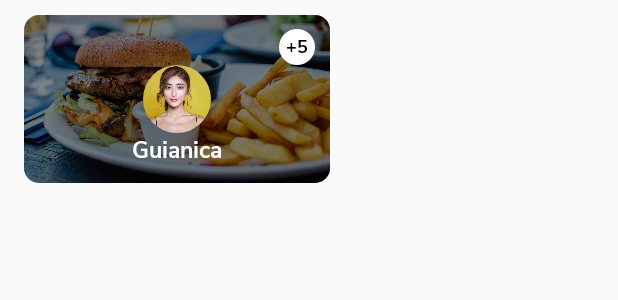
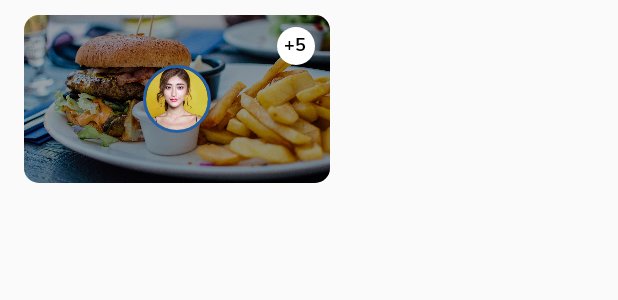
Before and after one commit to Estoico96/GuianicaApp, an Android app: the layout view_offer.xml on its own in the app's theme, with its tools: preview values and no code run, on a phone screen of 412 x 824 dp. Shown: the top 300 px of the screen. Run offline under Robolectric (Android 15) with nearby library versions, the light colour scheme and no system bars.

Commit message:
Ofertas en funcionamiento

```diff
--- a/app/src/main/java/com/ninjabyte/guianica/main/HomeFragment.java
+++ b/app/src/main/java/com/ninjabyte/guianica/main/HomeFragment.java
@@ -43,10 +43,6 @@ public class HomeFragment extends Fragment {
     private OfferHomefragmentAdapter adapterOffer;
     private ArrayList<Offer> arrayOffers;
     private DatabaseReference databaseReference;
-
-    private Query query;
-    private  FirebaseRecyclerOptions<Offer> options;
-
 
 
 
--- a/app/src/main/java/com/ninjabyte/guianica/main/MainActivity.java
+++ b/app/src/main/java/com/ninjabyte/guianica/main/MainActivity.java
@@ -15,7 +15,6 @@ public class MainActivity extends AppCompatActivity {
         setContentView(R.layout.activity_main);
 
         homeFragment = new HomeFragment();
-
         Utilities.setFragment(homeFragment, MainActivity.this, R.id.container_activity_main);
 
     }
--- a/app/src/main/java/com/ninjabyte/guianica/splash/SplashActivity.java
+++ b/app/src/main/java/com/ninjabyte/guianica/splash/SplashActivity.java
@@ -45,10 +45,4 @@ public class SplashActivity extends AppCompatActivity {
 
     }
 
-    @Override
-    protected void onResume() {
-        super.onResume();
-        //finish();
-    }
-
 }
--- a/app/src/main/res/layout/view_offer.xml
+++ b/app/src/main/res/layout/view_offer.xml
@@ -25,15 +25,15 @@
 
         <TextView
             android:id="@+id/tooltip_view_offer"
-            android:layout_width="24dp"
-            android:layout_height="24dp"
+            android:layout_width="25dp"
+            android:layout_height="25dp"
             android:layout_above="@+id/company_logo_view_offer"
             android:layout_alignParentEnd="true"
             android:layout_marginEnd="10dp"
             android:background="@drawable/tooltip_offer"
             android:fontFamily="@font/nunito_sans_bold"
+            android:textColor="@color/colorPrimaryText"
             android:text="+5"
-            android:textColor="@color/colorPrimaryText"
             android:textSize="12sp" />
 
         <de.hdodenhof.circleimageview.CircleImageView
@@ -42,7 +42,8 @@
             android:layout_height="45dp"
             android:layout_centerInParent="true"
             android:src="@drawable/lorem_image"
-            app:civ_border_width="0dp" />
+            app:civ_border_width="2dp"
+            app:civ_border_color="@color/colorAccent"/>
 
         <TextView
             android:id="@+id/company_name_view_offer"
@@ -51,7 +52,6 @@
             android:layout_below="@+id/company_logo_view_offer"
             android:layout_centerHorizontal="true"
             android:fontFamily="@font/nunito_sans_bold"
-            android:text="@string/app_name"
             android:textColor="@color/colorWhite"
             android:textSize="15sp" />
 
--- a/app/src/main/res/values/colors.xml
+++ b/app/src/main/res/values/colors.xml
@@ -21,6 +21,6 @@
     <color name="selector_text_color">#FFFFFF</color>
 
     <!-- TRASPARENT COLORS -->
-    <color name="colorTransparentBlack">#79000000</color>
+    <color name="colorTransparentBlack">#5a000000</color>
 
 </resources>
```
Also changed, not shown: app/src/main/java/com/ninjabyte/guianica/Utilities.java (+15 -2 lines), app/src/main/java/com/ninjabyte/guianica/adapters/OfferHomefragmentAdapter.java (+13 -20 lines), app/src/main/java/com/ninjabyte/guianica/model/Offer.java (+13 -4 lines).
